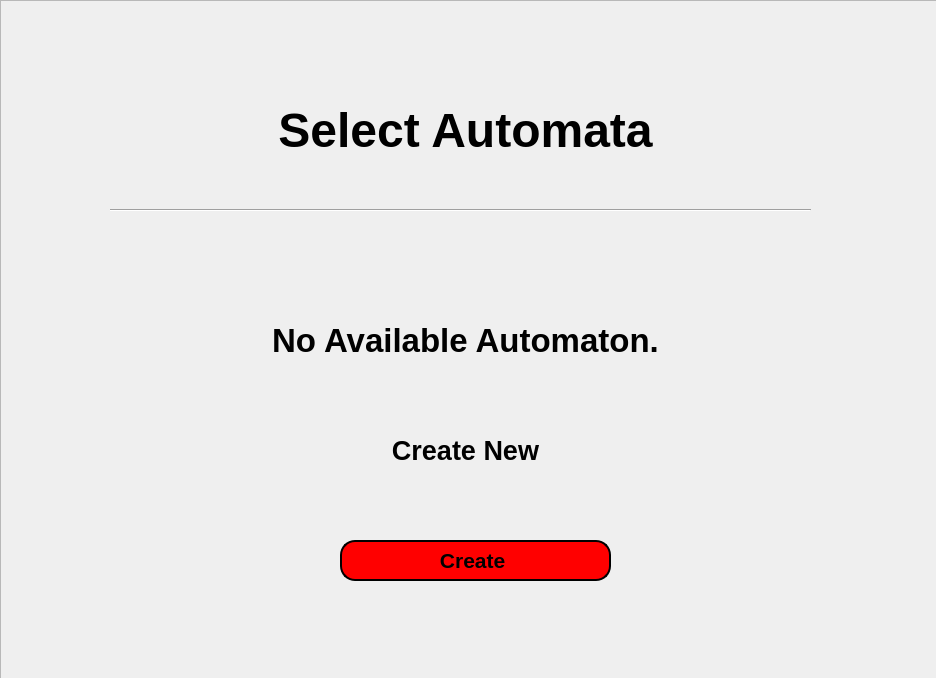
Before: the Qt Designer form ui/no_autos.ui in Achu-Worifung/quickMove, drawn with Qt 5.
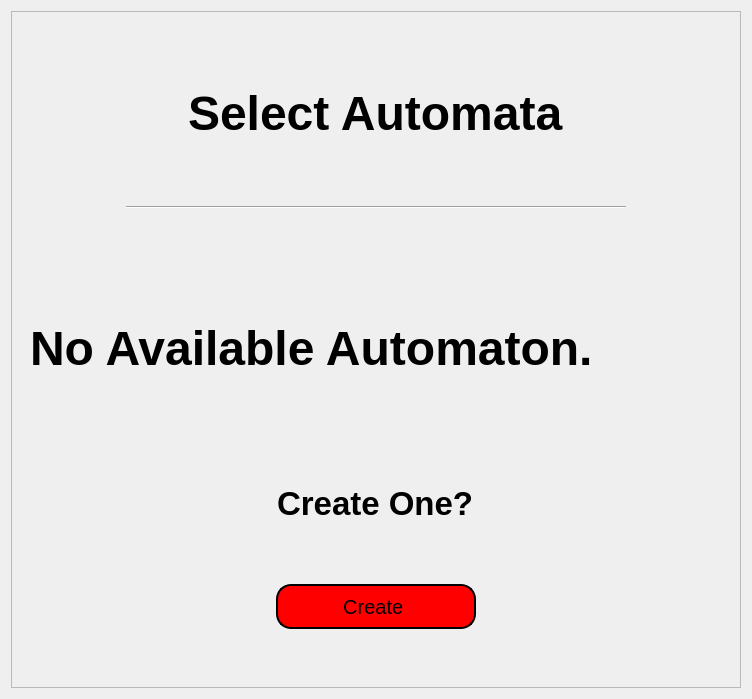
After: the same form once the commit is applied.

What changed in the file:
```diff
--- a/ui/no_autos.ui
+++ b/ui/no_autos.ui
@@ -6,8 +6,8 @@
    <rect>
     <x>0</x>
     <y>0</y>
-    <width>936</width>
-    <height>678</height>
+    <width>752</width>
+    <height>699</height>
    </rect>
   </property>
   <property name="baseSize">
@@ -19,42 +19,55 @@
   <property name="windowTitle">
    <string>Form</string>
   </property>
+  <property name="styleSheet">
+   <string notr="true">#modify_button
+{
+
+background-color: red;
+    border-style: outset;
+    border-width: 2px;
+    border-radius: 15px;
+    border-color: black;
+    padding: 4px;
+font:20px
+}</string>
+  </property>
+  <layout class="QVBoxLayout" name="verticalLayout_2">
+   <property name="sizeConstraint">
+    <enum>QLayout::SetDefaultConstraint</enum>
+   </property>
+   <item>
   <widget class="QScrollArea" name="scrollArea">
-   <property name="geometry">
-    <rect>
-     <x>0</x>
-     <y>0</y>
-     <width>941</width>
-     <height>681</height>
-    </rect>
-   </property>
    <property name="widgetResizable">
     <bool>true</bool>
    </property>
    <property name="alignment">
-    <set>Qt::AlignCenter</set>
+      <set>Qt::AlignHCenter|Qt::AlignTop</set>
    </property>
    <widget class="QWidget" name="scrollPane">
     <property name="geometry">
      <rect>
       <x>0</x>
       <y>0</y>
-      <width>939</width>
+        <width>732</width>
       <height>679</height>
      </rect>
     </property>
     <layout class="QVBoxLayout" name="verticalLayout">
      <item>
       <widget class="QWidget" name="widget" native="true">
+         <property name="maximumSize">
+          <size>
+           <width>16777215</width>
+           <height>200</height>
+          </size>
+         </property>
+         <property name="styleSheet">
+          <string notr="true"/>
+         </property>
+         <layout class="QGridLayout" name="gridLayout">
+          <item row="0" column="0" alignment="Qt::AlignHCenter">
        <widget class="QLabel" name="label">
-        <property name="geometry">
-         <rect>
-          <x>-10</x>
-          <y>80</y>
-          <width>931</width>
-          <height>81</height>
-         </rect>
-        </property>
         <property name="font">
          <font>
           <pointsize>36</pointsize>
@@ -65,76 +78,44 @@
         <property name="text">
          <string>Select Automata</string>
         </property>
-        <property name="alignment">
-         <set>Qt::AlignCenter</set>
-        </property>
-       </widget>
+           </widget>
+          </item>
+          <item row="1" column="0" alignment="Qt::AlignHCenter">
        <widget class="Line" name="line">
-        <property name="geometry">
-         <rect>
-          <x>100</x>
-          <y>190</y>
-          <width>701</width>
-          <height>20</height>
-         </rect>
+            <property name="minimumSize">
+             <size>
+              <width>500</width>
+              <height>10</height>
+             </size>
         </property>
         <property name="orientation">
          <enum>Qt::Horizontal</enum>
         </property>
        </widget>
-       <widget class="QStackedWidget" name="stackedWidget">
-        <property name="geometry">
-         <rect>
-          <x>-10</x>
-          <y>210</y>
-          <width>931</width>
-          <height>421</height>
-         </rect>
-        </property>
-        <property name="currentIndex">
-         <number>0</number>
-        </property>
-        <widget class="QWidget" name="No_autos">
-         <widget class="QPushButton" name="create_auto">
-          <property name="geometry">
-           <rect>
-            <x>340</x>
-            <y>320</y>
-            <width>271</width>
-            <height>41</height>
-           </rect>
-          </property>
-          <property name="font">
-           <font>
-            <pointsize>16</pointsize>
-            <weight>75</weight>
-            <bold>true</bold>
-           </font>
-          </property>
-          <property name="styleSheet">
-           <string notr="true">background-color: red;
-border-style: outset;
-border-width: 2px;
-border-radius: 15px;
-border-color: black;
-padding: 4px;</string>
-          </property>
-          <property name="text">
-           <string>Create </string>
-          </property>
-         </widget>
-         <widget class="QLabel" name="label_2">
-          <property name="geometry">
-           <rect>
-            <x>0</x>
-            <y>80</y>
-            <width>931</width>
-            <height>81</height>
-           </rect>
+          </item>
+         </layout>
+        </widget>
+       </item>
+       <item>
+        <widget class="QWidget" name="widget_2" native="true">
+         <layout class="QGridLayout" name="gridLayout_2">
+          <item row="0" column="0">
+           <widget class="QLabel" name="label_4">
+            <property name="minimumSize">
+             <size>
+              <width>300</width>
+              <height>150</height>
+             </size>
+            </property>
+            <property name="maximumSize">
+             <size>
+              <width>16777215</width>
+              <height>150</height>
+             </size>
           </property>
           <property name="font">
            <font>
-            <pointsize>25</pointsize>
+              <pointsize>36</pointsize>
             <weight>75</weight>
             <bold>true</bold>
            </font>
@@ -142,41 +123,81 @@
           <property name="text">
            <string>No Available Automaton.</string>
           </property>
-          <property name="alignment">
-           <set>Qt::AlignCenter</set>
-          </property>
-         </widget>
+           </widget>
+          </item>
+          <item row="1" column="0" alignment="Qt::AlignHCenter">
          <widget class="QLabel" name="label_3">
-          <property name="geometry">
-           <rect>
-            <x>0</x>
-            <y>190</y>
-            <width>931</width>
-            <height>81</height>
-           </rect>
+            <property name="sizePolicy">
+             <sizepolicy hsizetype="Maximum" vsizetype="Preferred">
+              <horstretch>0</horstretch>
+              <verstretch>0</verstretch>
+             </sizepolicy>
+            </property>
+            <property name="maximumSize">
+             <size>
+              <width>16777215</width>
+              <height>75</height>
+             </size>
           </property>
           <property name="font">
            <font>
-            <pointsize>20</pointsize>
+              <pointsize>25</pointsize>
             <weight>75</weight>
             <bold>true</bold>
            </font>
           </property>
           <property name="text">
-           <string>Create New</string>
-          </property>
-          <property name="alignment">
-           <set>Qt::AlignCenter</set>
-          </property>
-         </widget>
+             <string>Create One?</string>
+            </property>
+           </widget>
+          </item>
+          <item row="2" column="0" alignment="Qt::AlignHCenter">
+           <widget class="QPushButton" name="create_auto">
+            <property name="minimumSize">
+             <size>
+              <width>200</width>
+              <height>0</height>
+             </size>
+            </property>
+            <property name="maximumSize">
+             <size>
+              <width>200</width>
+              <height>45</height>
+             </size>
+            </property>
+            <property name="font">
+             <font>
+              <pointsize>-1</pointsize>
+              <weight>50</weight>
+              <italic>false</italic>
+              <bold>false</bold>
+             </font>
+            </property>
+            <property name="styleSheet">
+             <string notr="true">#create_auto
+{
+background-color: red;
+    border-style: outset;
+    border-width: 2px;
+    border-radius: 15px;
+    border-color: black;
+    padding: 4px;
+font:20px
+}</string>
+            </property>
+            <property name="text">
+             <string>Create </string>
+            </property>
+           </widget>
+          </item>
+         </layout>
         </widget>
-        <widget class="QWidget" name="some_autos"/>
-       </widget>
-      </widget>
      </item>
     </layout>
    </widget>
   </widget>
+   </item>
+  </layout>
  </widget>
  <resources/>
  <connections/>
```
Left out of the diff: 2 changed lines with no effect on the pictures. Lines whose indentation alone changed are shown as unchanged.
